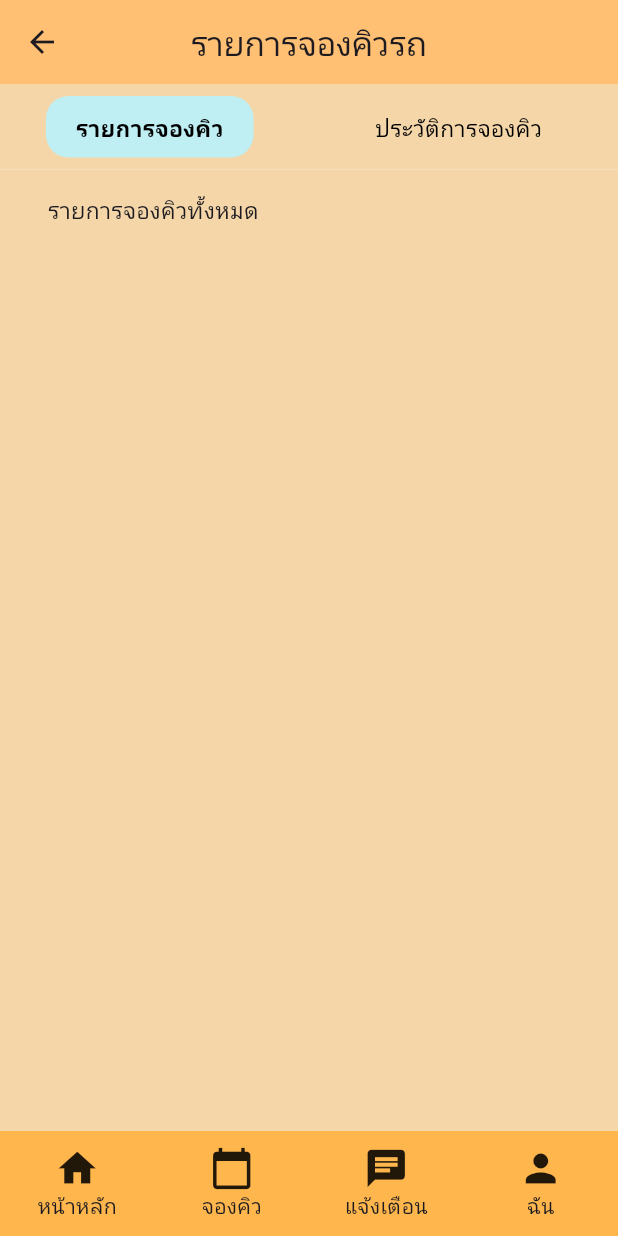
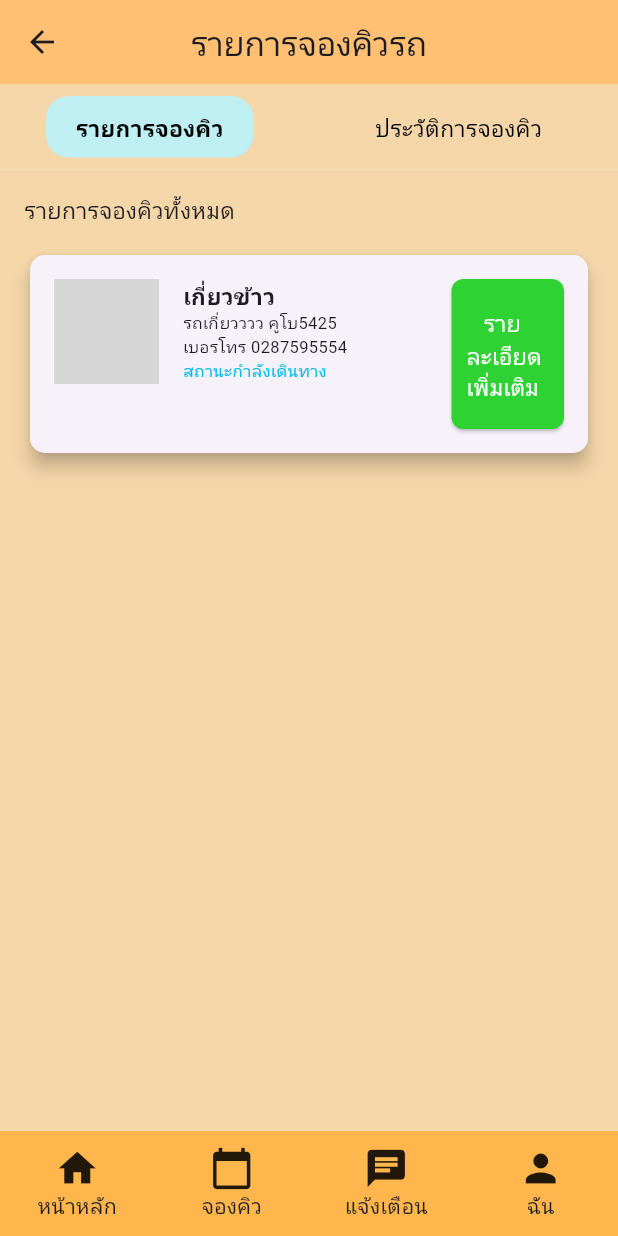
Before and after one commit to Jarinya008/Agri_Booking, a Flutter app: the screen it shows after launch, item 2 of the bottom bar chosen, on a phone screen of 412 x 824 dp. Run offline on Flutter 3.47's test engine with Material 3 defaults, Android fonts, the phone set to English and light mode, and no system bars; our stand-ins replace carousel_slider, google_maps_flutter, image_picker, logger; missing offline and left inert: flogger; network calls fail; grey boxes are pictures that could not be loaded.

Commit message:
รายการจองและประวิต

```diff
--- a/lib/pages/Client/Queue.dart
+++ b/lib/pages/Client/Queue.dart
@@ -1,3 +1,4 @@
+import 'package:app_agri_booking/pages/Client/Search.dart';
 import 'package:app_agri_booking/pages/Client/ToobarC.dart';
 import 'package:flutter/material.dart';
 
@@ -54,7 +55,7 @@ class _QueuePageState extends State<QueuePage> {
         padding: const EdgeInsets.symmetric(vertical: 10, horizontal: 20),
         decoration: BoxDecoration(
           color: selectedTabIndex == index
-              ? Color.fromARGB(255, 191, 239, 243)
+              ? const Color.fromARGB(255, 191, 239, 243)
               : Colors.transparent,
           borderRadius: BorderRadius.circular(15),
         ),
@@ -71,39 +72,130 @@ class _QueuePageState extends State<QueuePage> {
     );
   }
 
+//เนื้อหาในหน้ารายการจองคิว
   Widget _buildCurrentQueueContent() {
-    // เนื้อหาสำหรับ "รายการจองคิว"
     return Container(
-      color: const Color.fromARGB(255, 244, 214, 169), // สีพื้นหลัง
-      child: const Align(
-        alignment: Alignment.topLeft, // ขยับเนื้อหาไปมุมบนซ้าย
-        child: Padding(
-          padding: EdgeInsets.all(16.0), // ระยะห่างขอบ
-          child: Text(
-            '    รายการจองคิวทั้งหมด',
-            style: TextStyle(
-              fontSize: 15,
+      color: const Color.fromARGB(255, 244, 214, 169),
+      child: Padding(
+        padding: const EdgeInsets.all(16.0),
+        child: Column(
+          crossAxisAlignment: CrossAxisAlignment.start,
+          children: [
+            const Text(
+              'รายการจองคิวทั้งหมด',
+              style: TextStyle(fontSize: 15),
             ),
-          ),
+            const SizedBox(height: 16.0),
+            _buildQueueItem('เกี่ยวข้าว', 'รถเกี่ยวววว คูโบ5425', '0287595554',
+                'สถานะกำลังเดินทาง'),
+            // Add more items as needed
+          ],
         ),
       ),
     );
   }
 
+//เนื้อหาในหน้าประวัติการจองคิว
   Widget _buildHistoryContent() {
-    // เนื้อหาสำหรับ "ประวัติการจองคิว"
     return Container(
-      color: const Color.fromARGB(255, 244, 214, 169), // สีพื้นหลัง
-      child: const Align(
-        alignment: Alignment.topLeft, // ขยับเนื้อหาไปมุมบนซ้าย
-        child: Padding(
-          padding: EdgeInsets.all(16.0), // ระยะห่างขอบ
-          child: Text(
-            '    ประวัติการจองคิวทั้งหมด',
-            style: TextStyle(
-              fontSize: 15,
+      color: const Color.fromARGB(255, 244, 214, 169),
+      child: Padding(
+        padding: const EdgeInsets.all(16.0),
+        child: Column(
+          crossAxisAlignment: CrossAxisAlignment.start,
+          children: [
+            const Text(
+              'ประวัติการจองคิวทั้งหมด',
+              style: TextStyle(fontSize: 15),
             ),
-          ),
+            const SizedBox(height: 16.0),
+            _buildQueueItem('ตัดอ้อยยยยยย', 'รถตัดอ้อยขนาดใหญ่ รุ่น CH570',
+                '085-222-0000', 'สถานะทำงานเสร็จเรียบร้อย'),
+            // Add more items as needed
+          ],
+        ),
+      ),
+    );
+  }
+
+  //เป็น code ส่วนที่รับเนื้อหามาใส่ในการ์ดแล้วส่งการ์ดไปแสดงตามหน้าที่ต้องการ
+  Widget _buildQueueItem(
+      String title, String subtitle, String phone, String status) {
+    return Card(
+      shape: RoundedRectangleBorder(
+        borderRadius: BorderRadius.circular(10.0),
+      ),
+      elevation: 5.0,
+      child: Padding(
+        padding: const EdgeInsets.all(16.0),
+        child: Row(
+          crossAxisAlignment: CrossAxisAlignment.start,
+          children: [
+            Align(
+              alignment: Alignment.center,
+              child: ClipRRect(
+                borderRadius: BorderRadius.circular(10.0),
+                child: Image.network(
+                  'https://play-lh.googleusercontent.com/IawSyao8NWsYCE_o7GoN6PvngS_ev5wLhXb3XmqB0ijbq2GBZYK5Bu8sLppG2Yqhc3dE', // URL ของรูปภาพ
+                  width: 70.0,
+                  height: 70.0,
+                  fit: BoxFit.cover,
+                ),
+              ),
+            ),
+            const SizedBox(width: 16.0),
+            Expanded(
+              child: Column(
+                crossAxisAlignment: CrossAxisAlignment.start,
+                children: [
+                  Text(
+                    title,
+                    style:
+                        TextStyle(fontSize: 15.0, fontWeight: FontWeight.bold),
+                  ),
+                  Text(
+                    subtitle,
+                    style: TextStyle(fontSize: 11.0),
+                  ),
+                  Text(
+                    'เบอรโทร $phone',
+                    style: TextStyle(fontSize: 11.0),
+                  ),
+                  Text(
+                    status,
+                    style: TextStyle(
+                      fontSize: 11.0,
+                      color: Color.fromARGB(255, 2, 187, 233),
+                    ),
+                  ),
+                  SizedBox(height: 10),
+                ],
+              ),
+            ),
+            SizedBox(
+              width: 75.0,
+              height: 100.0,
+              child: ElevatedButton(
+                onPressed: () {
+                  // กำหนดการทำงานเมื่อกดปุ่ม
+                },
+                style: ElevatedButton.styleFrom(
+                  backgroundColor: const Color.fromARGB(255, 46, 210, 51),
+                  shape: RoundedRectangleBorder(
+                    borderRadius: BorderRadius.circular(8.0),
+                  ),
+                  padding: EdgeInsets.zero,
+                ),
+                child: const Padding(
+                  padding: EdgeInsets.only(left: 10.0),
+                  child: Text(
+                    '   รายละเอียดเพิ่มเติม',
+                    style: TextStyle(fontSize: 15.0, color: Colors.white),
+                  ),
+                ),
+              ),
+            ),
+          ],
         ),
       ),
     );
```
